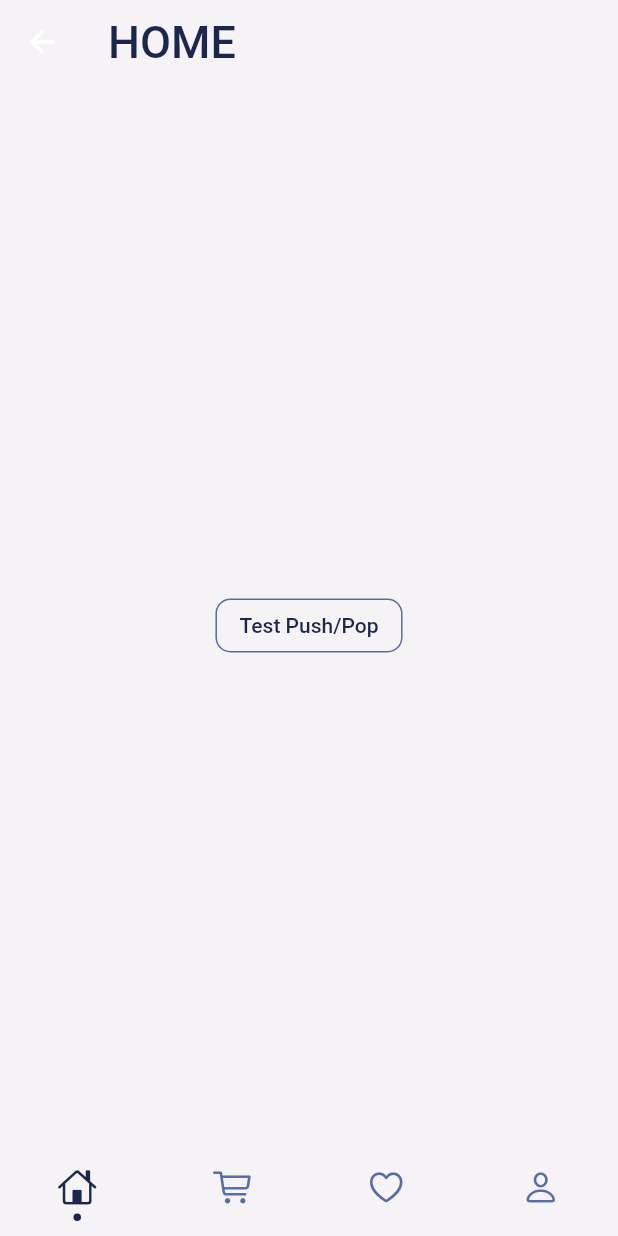
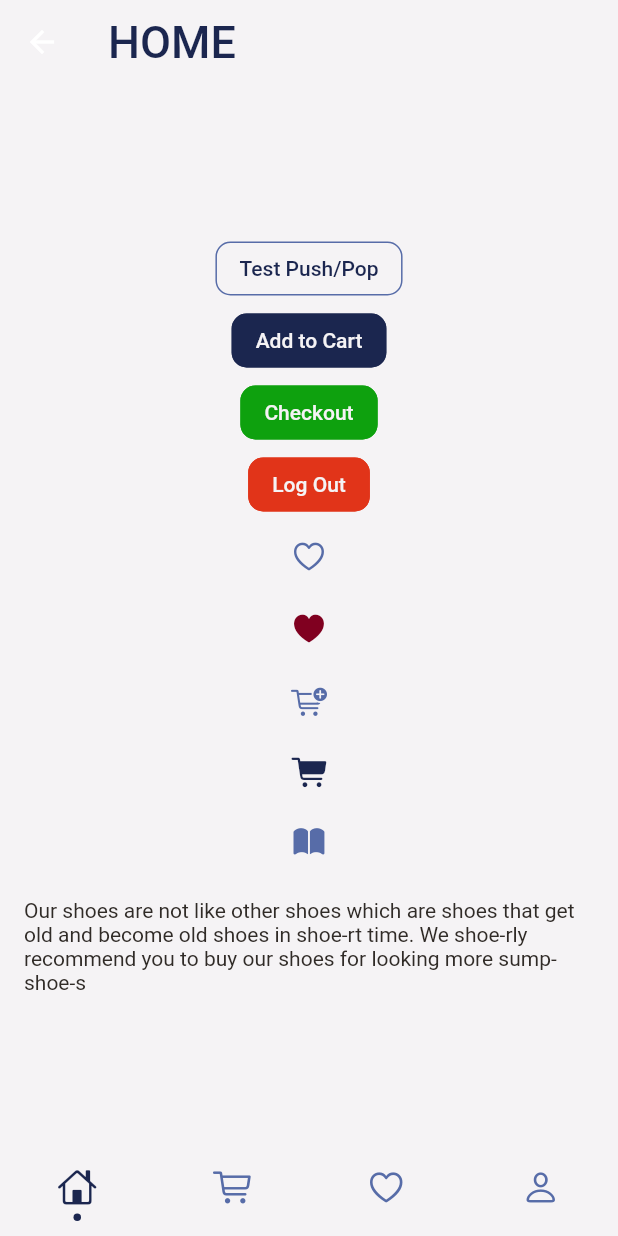
Before and after one commit to mustafaaycll/shoeshop, a Flutter app: the screen it shows after launch, on a phone screen of 412 x 824 dp. Run offline on Flutter 3.47's test engine with Material 2 defaults, Android fonts, the phone set to English and light mode, and no system bars; drawn by our look-alikes of persistent_bottom_nav_bar.

Commit message:
Created color, shape and dimensions classes

```diff
--- a/mobile/lib/Screens/home.dart
+++ b/mobile/lib/Screens/home.dart
@@ -1,6 +1,10 @@
+import 'package:flutter/cupertino.dart';
 import 'package:flutter/material.dart';
 import 'package:mobile/Screens/test.dart';
+import 'package:mobile/utils/colors.dart';
 import 'package:persistent_bottom_nav_bar/persistent-tab-view.dart';
+
+import '../utils/shapes_dimensions.dart';
 
 class Home extends StatefulWidget {
   const Home({Key? key}) : super(key: key);
@@ -13,13 +17,13 @@ class _HomeState extends State<Home> {
   @override
   Widget build(BuildContext context) {
     return Scaffold(
-      backgroundColor: Color(0xfff5f3f5),
+      backgroundColor: AppColors.background,
       appBar: AppBar(
-        backgroundColor: Color(0xfff5f3f5),
+        backgroundColor: AppColors.background,
         elevation: 0,
         title: Text(
           'HOME',
-          style: TextStyle(color: Color(0xff1b264f), fontSize: 30),
+          style: TextStyle(color: AppColors.title_text, fontSize: 30),
         ),
       ),
       body: Center(
@@ -27,19 +31,88 @@ class _HomeState extends State<Home> {
           mainAxisAlignment: MainAxisAlignment.center,
           children: [
             OutlinedButton(
-                style: OutlinedButton.styleFrom(
-                    shape: RoundedRectangleBorder(
-                      borderRadius: BorderRadius.all(Radius.circular(10)),
-                    ),
-                    backgroundColor: Color(0xfff5f3f5),
-                    side: BorderSide(color: Color(0xff576ca8))),
+                style: ShapeRules(
+                        bg_color: AppColors.empty_button,
+                        side_color: AppColors.empty_button_border)
+                    .outlined_button_style(),
                 onPressed: () async {
                   pushNewScreen(context, screen: Test());
                 },
                 child: Text(
                   "Test Push/Pop",
-                  style: TextStyle(color: Color(0xff1b264f)),
+                  style: TextStyle(color: AppColors.empty_button_text),
                 )),
+            OutlinedButton(
+                style: ShapeRules(
+                  bg_color: AppColors.filled_button,
+                  side_color: AppColors.filled_button_border,
+                ).outlined_button_style(),
+                onPressed: () async {},
+                child: Text(
+                  "Add to Cart",
+                  style: TextStyle(color: AppColors.filled_button_text),
+                )),
+            OutlinedButton(
+                style: ShapeRules(
+                  bg_color: AppColors.positive_button,
+                  side_color: AppColors.positive_button_border,
+                ).outlined_button_style(),
+                onPressed: () async {},
+                child: Text(
+                  "Checkout",
+                  style: TextStyle(color: AppColors.filled_button_text),
+                )),
+            OutlinedButton(
+                style: ShapeRules(
+                  bg_color: AppColors.negative_button,
+                  side_color: AppColors.negative_button_border,
+                ).outlined_button_style(),
+                onPressed: () async {},
+                child: Text(
+                  "Log Out",
+                  style: TextStyle(color: AppColors.filled_button_text),
+                )),
+            IconButton(
+                onPressed: () {},
+                icon: Icon(
+                  CupertinoIcons.heart,
+                  color: AppColors.deactive_icon,
+                )),
+            IconButton(
+                onPressed: () {},
+                icon: Icon(
+                  CupertinoIcons.heart_fill,
+                  color: AppColors.fav_icon,
+                )),
+            IconButton(
+                onPressed: () {},
+                icon: Icon(
+                  CupertinoIcons.cart_badge_plus,
+                  color: AppColors.deactive_icon,
+                )),
+            IconButton(
+                onPressed: () {},
+                icon: Icon(
+                  CupertinoIcons.cart_fill,
+                  color: AppColors.active_icon,
+                )),
+            SizedBox(
+              height: 10,
+            ),
+            Icon(
+              CupertinoIcons.book_fill,
+              color: AppColors.nonclickable_icon,
+            ),
+            SizedBox(
+              height: 10,
+            ),
+            Padding(
+              padding: const EdgeInsets.all(16),
+              child: Text(
+                "Our shoes are not like other shoes which are shoes that get old and become old shoes in shoe-rt time. We shoe-rly recommend you to buy our shoes for looking more sump-shoe-s",
+                style: TextStyle(color: AppColors.body_text),
+              ),
+            )
           ],
         ),
       ),
--- /dev/null
+++ b/mobile/lib/utils/colors.dart
@@ -0,0 +1,26 @@
+import 'package:flutter/material.dart';
+
+class AppColors {
+  static final Color back_button = Color(0xff1b264f);
+  static final Color filled_button = Color(0xff1b264f);
+  static final Color empty_button = Color(0xfff5f3f5);
+  static final Color positive_button = Color(0xff0ea10e);
+  static final Color negative_button = Color(0xffE13419);
+
+  static final Color empty_button_border = Color(0xff576ca8);
+  static final Color filled_button_border = Color(0xff1b264f);
+  static final Color positive_button_border = Color(0xff0ea10e);
+  static final Color negative_button_border = Color(0xffE13419);
+
+  static final Color active_icon = Color(0xff1b264f);
+  static final Color deactive_icon = Color(0xff576ca8);
+  static final Color fav_icon = Color(0xff800020);
+  static final Color nonclickable_icon = Color(0xff576ca8);
+
+  static final Color title_text = Color(0xff1b264f);
+  static final Color body_text = Color(0xff302b27);
+  static final Color filled_button_text = Color(0xfff5f3f5);
+  static final Color empty_button_text = Color(0xff1b264f);
+
+  static final Color background = Color(0xfff5f3f5);
+}
--- /dev/null
+++ b/mobile/lib/utils/shapes_dimensions.dart
@@ -0,0 +1,20 @@
+import 'package:flutter/material.dart';
+
+import 'colors.dart';
+
+class ShapeRules {
+  final Color bg_color;
+  final Color side_color;
+
+  ShapeRules({required this.bg_color, required this.side_color});
+
+  ButtonStyle outlined_button_style() {
+    return OutlinedButton.styleFrom(
+      shape: RoundedRectangleBorder(
+        borderRadius: BorderRadius.all(Radius.circular(10)),
+      ),
+      backgroundColor: bg_color,
+      side: BorderSide(color: side_color),
+    );
+  }
+}
```
